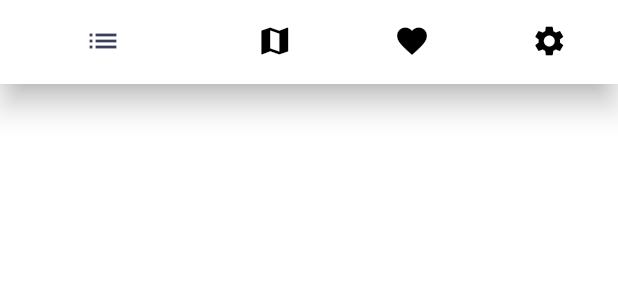
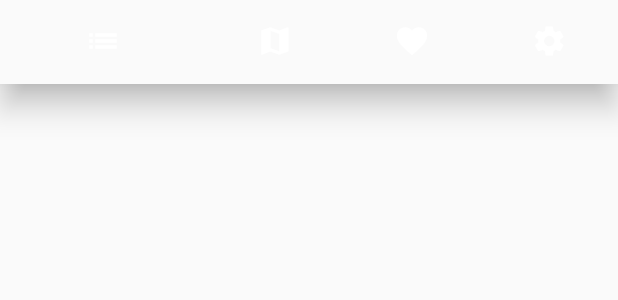
Before and after one commit to Kukustar/places, a Flutter app: the NavigationBar widget shown alone on an empty page, opened directly, on a phone screen of 412 x 824 dp. Shown: the top 300 px of the screen. Run offline on Flutter 3.47's test engine with Material 2 defaults, Android fonts, the phone set to English and light mode, and no system bars; network calls fail.

Commit message:
4.16 update

```diff
--- a/lib/mocks.dart
+++ b/lib/mocks.dart
@@ -10,6 +10,7 @@ final List<Sight> mocks = <Sight>[
       details:
           'Домский собор Богоматери и Святого Адальберта — недействующий кафедральный собор, расположенный в историческом районе города Калининграда — Кнайпхофе (ныне официально именуемом как «Остров Иммануила Канта»), одной из островных частей бывшего восточно-прусского города Кёнигсберга.',
       type: 'Собор',
+      workTime: 'закрыто до 09:00',
       timeOfVisit: TimeOfVisit(wantToVisit: '', alreadyVisit: '')
   ),
 
@@ -20,6 +21,7 @@ final List<Sight> mocks = <Sight>[
       url: 'https://mogura.ru/articles/wp-content/uploads/2019/05/s1200.jpg',
       details: 'Узкая и длинная песчаная полоса суши (коса) саблевидной формы, отделяющая Куршский залив от Балтийского моря. Простирается от города Зеленоградск Калининградской области до города Клайпеда (Смильтине, Литва). В 2000 году включена в список Всемирного наследия ЮНЕСКО.',
       type: 'Национальный парк',
+      workTime: 'закрыто до 09:00',
       timeOfVisit: TimeOfVisit(wantToVisit: '', alreadyVisit: '')
   ),
   Sight(
@@ -40,6 +42,7 @@ final List<Sight> mocks = <Sight>[
       details:
       'Домский собор Богоматери и Святого Адальберта — недействующий кафедральный собор, расположенный в историческом районе города Калининграда — Кнайпхофе (ныне официально именуемом как «Остров Иммануила Канта»), одной из островных частей бывшего восточно-прусского города Кёнигсберга.',
       type: 'Собор',
+      workTime: 'закрыто до 09:00',
       timeOfVisit: TimeOfVisit(wantToVisit: '', alreadyVisit: 'Цель достигнута 12 окт. 2020')
   )
 ];
--- /dev/null
+++ b/lib/res/themes.dart
@@ -0,0 +1,35 @@
+import 'package:flutter/material.dart';
+
+const Color buttonPrimaryColor = Color(0xFF4CAF50);
+
+final ThemeData lightTheme = ThemeData.light().copyWith(
+      elevatedButtonTheme: ElevatedButtonThemeData(
+        style: ButtonStyle(
+          backgroundColor: MaterialStateProperty.all(buttonPrimaryColor)
+        ),
+    ),
+    primaryTextTheme: TextTheme(
+      headline6: TextStyle(
+
+      )
+    )
+);
+
+final ThemeData darkTheme = ThemeData.dark().copyWith(
+      scaffoldBackgroundColor: const Color(0xFF21222c),
+      bottomAppBarTheme: const BottomAppBarTheme(
+        color: Color(0xFF21222c)
+      ),
+      bottomNavigationBarTheme: const BottomNavigationBarThemeData(
+        backgroundColor: Color(0xFF21222c),
+        selectedIconTheme: IconThemeData(
+          color: Colors.white
+        ),
+      ),
+      cardColor: const Color.fromRGBO(26, 26, 32, 1.0),
+      elevatedButtonTheme: ElevatedButtonThemeData(
+        style: ButtonStyle(
+          backgroundColor: MaterialStateProperty.all(buttonPrimaryColor)
+        ),
+    )
+);
--- a/lib/ui/screen/sight_list_screen.dart
+++ b/lib/ui/screen/sight_list_screen.dart
@@ -62,7 +62,9 @@ class _SightListScreenState extends State<SightListScreen> {
           ],
         ),
       ),
-      bottomNavigationBar: const NavigationBar(currentIndex: 0),
+      bottomNavigationBar: const NavigationBar(
+          currentIndex: 0,
+      ),
     );
   }
 }
--- a/lib/ui/widgets/navigation_bar.dart
+++ b/lib/ui/widgets/navigation_bar.dart
@@ -10,23 +10,27 @@ class NavigationBar extends StatelessWidget {
     return BottomNavigationBar(
       showSelectedLabels: false,
       showUnselectedLabels: false,
-      selectedItemColor: const Color(0xff3B3E5B),
-      unselectedItemColor: Colors.black,
       currentIndex: currentIndex,
-      items: const [
+      items: <BottomNavigationBarItem>[
         BottomNavigationBarItem(
-          icon: Icon(Icons.list),
+          backgroundColor: Theme.of(context).bottomNavigationBarTheme.backgroundColor,
+          icon: Icon(
+            Icons.list,
+          ),
           label: 'Список',
         ),
         BottomNavigationBarItem(
+          backgroundColor: Theme.of(context).bottomNavigationBarTheme.backgroundColor,
           icon: Icon(Icons.map),
           label: 'Карта',
         ),
         BottomNavigationBarItem(
+          backgroundColor: Theme.of(context).bottomNavigationBarTheme.backgroundColor,
           icon: Icon(Icons.favorite),
           label: 'Избранное',
         ),
         BottomNavigationBarItem(
+          backgroundColor: Theme.of(context).bottomNavigationBarTheme.backgroundColor,
           icon: Icon(Icons.settings),
           label: 'Настройки',
         ),
```
Also changed, not shown: lib/main.dart (+6 -8 lines), lib/ui/screen/sight_details.dart (+6 -19 lines), lib/ui/screen/visiting_screen.dart (+5 -6 lines), lib/ui/widgets/card_widgets/place_card.dart (+15 -6 lines).
